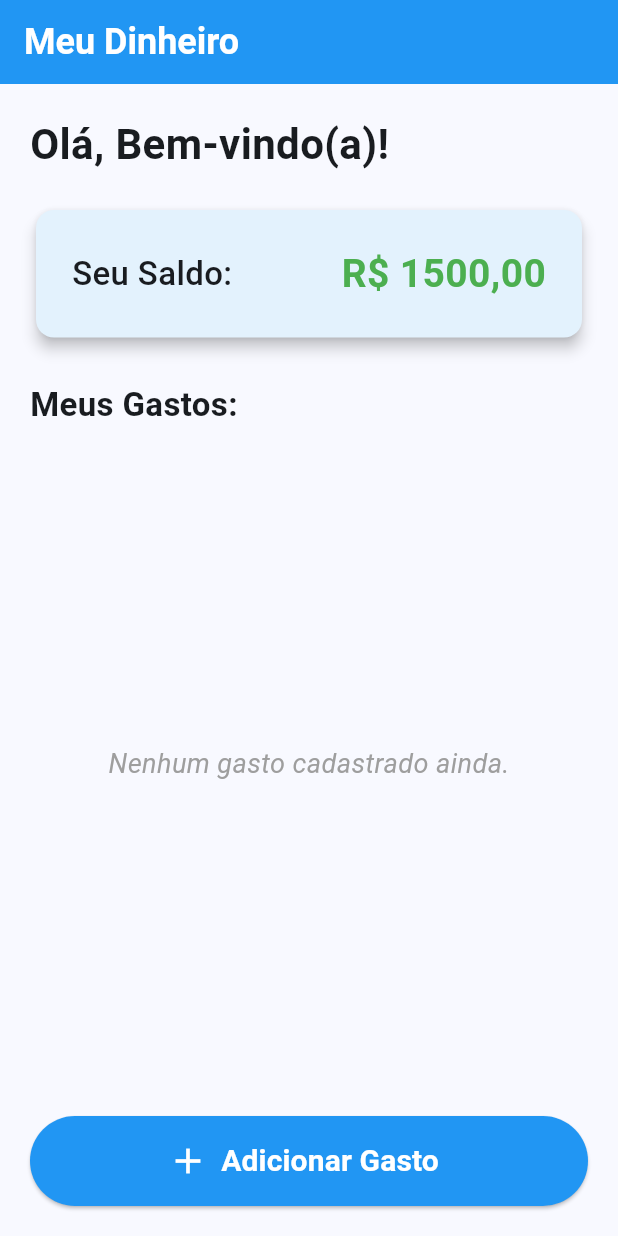
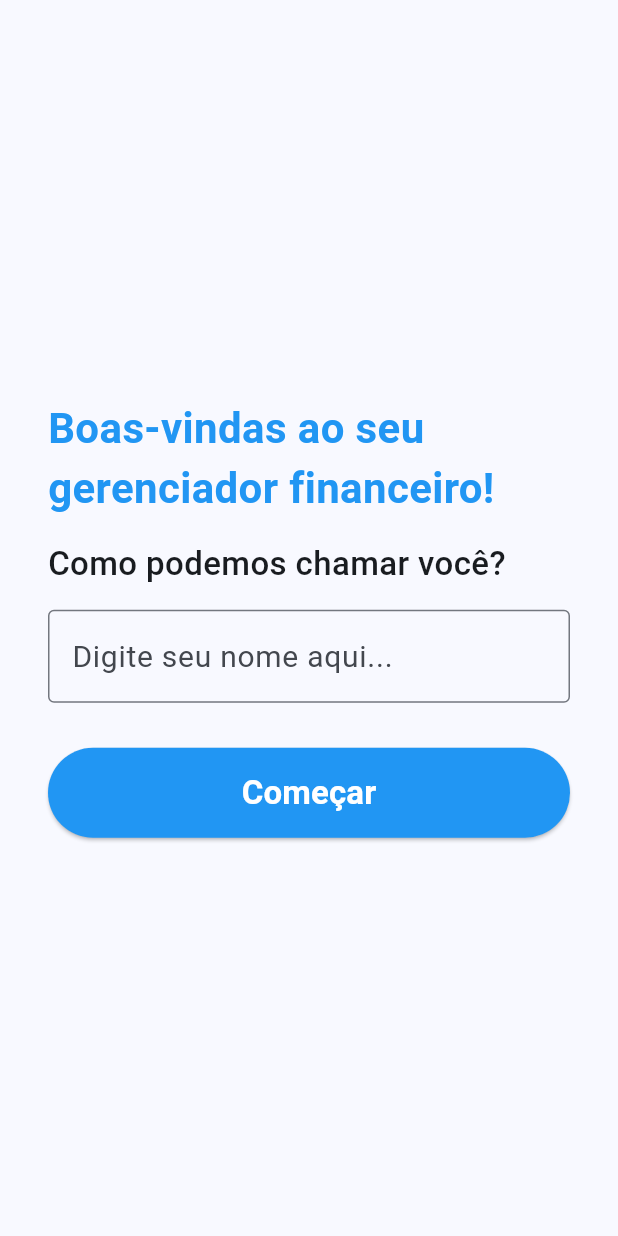
Before and after one commit to FLDM08/Finance-app, a Flutter app: the screen it shows after launch, on a phone screen of 412 x 824 dp. Run offline on Flutter 3.47's test engine with Material 3 defaults, Android fonts, the phone set to English and light mode, and no system bars; our stand-ins replace shared_preferences.

```diff
--- a/Finance_app/lib/main.dart
+++ b/Finance_app/lib/main.dart
@@ -1,19 +1,30 @@
 import 'package:flutter/material.dart';
+import 'package:shared_preferences/shared_preferences.dart';
 
-void main() {
-  runApp(const AccessibleFinanceApp());
+void main() async {
+  // Ensures engine services (like local storage device interfaces) are ready before running the app
+  WidgetsFlutterBinding.ensureInitialized();
+
+  // Initializes SharedPreferences and fetches persistent username if available
+  final prefs = await SharedPreferences.getInstance();
+  final String? savedUsername = prefs.getString('username_key');
+
+  runApp(AccessibleFinanceApp(username: savedUsername));
 }
 
-// Data model representing an expense entry
+// Data model representing an expense entry with timestamp details
 class Expense {
   final String name;
   final double amount;
+  final DateTime date;
 
-  Expense({required this.name, required this.amount});
+  Expense({required this.name, required this.amount, required this.date});
 }
 
 class AccessibleFinanceApp extends StatelessWidget {
-  const AccessibleFinanceApp({super.key});
+  final String? username; // Passed down from initial async main thread lifecycle
+
+  const AccessibleFinanceApp({super.key, this.username});
 
   @override
   Widget build(BuildContext context) {
@@ -24,20 +35,105 @@ class AccessibleFinanceApp extends StatelessWidget {
         colorScheme: ColorScheme.fromSeed(seedColor: Colors.blue),
         useMaterial3: true,
       ),
-      home: const MainScreen(),
+      // Routine evaluation: Decides whether to onboarding flow or direct system routing
+      home: username == null ? const OnboardingScreen() : MainScreen(username: username!),
+    );
+  }
+}
+
+// Onboarding flow view to secure profile initialization on first boot
+class OnboardingScreen extends StatefulWidget {
+  const OnboardingScreen({super.key});
+
+  @override
+  State<OnboardingScreen> createState() => _OnboardingScreenState();
+}
+
+class _OnboardingScreenState extends State<OnboardingScreen> {
+  final TextEditingController usernameController = TextEditingController();
+
+  void saveProfile() async {
+    String username = usernameController.text.trim();
+    if (username.isEmpty) {
+      ScaffoldMessenger.of(context).showSnackBar(
+        const SnackBar(
+          backgroundColor: Colors.redAccent,
+          content: Text('Por favor, digite seu nome.', style: TextStyle(fontSize: 18, fontWeight: FontWeight.bold)),
+        ),
+      );
+      return;
+    }
+
+    // Persists the primitive data block securely within local preferences
+    final prefs = await SharedPreferences.getInstance();
+    await prefs.setString('username_key', username);
+
+    // Forces persistent page routing avoiding backtracking stack vulnerabilities
+    if (mounted) {
+      Navigator.pushReplacement(
+        context,
+        MaterialPageRoute(builder: (context) => MainScreen(username: username)),
+      );
+    }
+  }
+
+  @override
+  Widget build(BuildContext context) {
+    return Scaffold(
+      body: Padding(
+        padding: const EdgeInsets.all(32.0),
+        child: Column(
+          mainAxisAlignment: MainAxisAlignment.center,
+          crossAxisAlignment: CrossAxisAlignment.start,
+          children: [
+            const Text(
+              'Boas-vindas ao seu gerenciador financeiro!',
+              style: TextStyle(fontSize: 28, fontWeight: FontWeight.bold, color: Colors.blue),
+            ),
+            const SizedBox(height: 15),
+            const Text(
+              'Como podemos chamar você?',
+              style: TextStyle(fontSize: 22, fontWeight: FontWeight.w500),
+            ),
+            const SizedBox(height: 15),
+            TextField(
+              controller: usernameController,
+              style: const TextStyle(fontSize: 20),
+              decoration: const InputDecoration(
+                border: OutlineInputBorder(),
+                hintText: 'Digite seu nome aqui...',
+              ),
+            ),
+            const SizedBox(height: 30),
+            SizedBox(
+              width: double.infinity,
+              height: 60,
+              child: ElevatedButton(
+                onPressed: saveProfile,
+                style: ElevatedButton.styleFrom(
+                  backgroundColor: Colors.blue,
+                  foregroundColor: Colors.white,
+                ),
+                child: const Text('Começar', style: TextStyle(fontSize: 22, fontWeight: FontWeight.bold)),
+              ),
+            ),
+          ],
+        ),
+      ),
     );
   }
 }
 
 class MainScreen extends StatefulWidget {
-  const MainScreen({super.key});
+  final String username;
+
+  const MainScreen({super.key, required this.username});
 
   @override
   State<MainScreen> createState() => _MainScreenState();
 }
 
 class _MainScreenState extends State<MainScreen> {
-  // Mock initial balance
   double balance = 1500.00;
   List<Expense> expenseHistory = [];
 
@@ -56,13 +152,12 @@ class _MainScreenState extends State<MainScreen> {
         child: Column(
           crossAxisAlignment: CrossAxisAlignment.start,
           children: [
-            const Text(
-              'Olá, Bem-vindo(a)!',
-              style: TextStyle(fontSize: 28, fontWeight: FontWeight.bold),
+            Text(
+              'Olá, ${widget.username}!',
+              style: const TextStyle(fontSize: 28, fontWeight: FontWeight.bold),
             ),
             const SizedBox(height: 20),
 
-            // Balance display card
             Card(
               elevation: 4,
               color: Colors.blue.shade50,
@@ -91,7 +186,6 @@ class _MainScreenState extends State<MainScreen> {
             ),
             const SizedBox(height: 10),
 
-            // Dynamic expense tracker list
             Expanded(
               child: expenseHistory.isEmpty
                   ? const Center(
@@ -104,6 +198,10 @@ class _MainScreenState extends State<MainScreen> {
                       itemCount: expenseHistory.length,
                       itemBuilder: (context, index) {
                         final item = expenseHistory[index];
+                        String day = item.date.day.toString().padLeft(2, '0');
+                        String month = item.date.month.toString().padLeft(2, '0');
+                        String formattedDate = "$day/$month";
+
                         return Card(
                           margin: const EdgeInsets.symmetric(vertical: 6.0),
                           child: ListTile(
@@ -114,6 +212,10 @@ class _MainScreenState extends State<MainScreen> {
                             title: Text(
                               item.name,
                               style: const TextStyle(fontSize: 20, fontWeight: FontWeight.bold),
+                            ),
+                            subtitle: Text(
+                              "Adicionado em $formattedDate",
+                              style: const TextStyle(fontSize: 16, color: Colors.grey),
                             ),
                             trailing: Text(
                               '- R\$ ${item.amount.toStringAsFixed(2).replaceAll('.', ',')}',
@@ -126,7 +228,6 @@ class _MainScreenState extends State<MainScreen> {
             ),
             const SizedBox(height: 20),
 
-            // Navigation button to launch the expense creation form
             SizedBox(
               width: double.infinity,
               height: 60,
@@ -137,7 +238,6 @@ class _MainScreenState extends State<MainScreen> {
                     MaterialPageRoute(builder: (context) => const FormScreen()),
                   );
 
-                  // Update application state if a valid Expense object is returned
                   if (result != null && result is Expense) {
                     setState(() {
                       balance = balance - result.amount;
@@ -222,11 +322,9 @@ class FormScreen extends StatelessWidget {
               height: 60,
               child: ElevatedButton(
                 onPressed: () {
-                  // Parses local text format safely into numeric double data type
                   double? parsedAmount = double.tryParse(amountController.text.replaceAll(',', '.'));
                   String parsedName = nameController.text.trim().isEmpty ? "Gasto Geral" : nameController.text;
 
-                  // Form validation logic to avoid corrupted states or zero values
                   if (parsedAmount == null || parsedAmount <= 0) {
                     ScaffoldMessenger.of(context).showSnackBar(
                       const SnackBar(
@@ -239,10 +337,9 @@ class FormScreen extends StatelessWidget {
                       ),
                     );
                   } else {
-                    // Pops the route stack returning the configured object
                     Navigator.pop(
                       context,
-                      Expense(name: parsedName, amount: parsedAmount),
+                      Expense(name: parsedName, amount: parsedAmount, date: DateTime.now()),
                     );
                   }
                 },
--- a/Finance_app/pubspec.yaml
+++ b/Finance_app/pubspec.yaml
@@ -34,6 +34,7 @@ dependencies:
   # The following adds the Cupertino Icons font to your application.
   # Use with the CupertinoIcons class for iOS style icons.
   cupertino_icons: ^1.0.8
+  shared_preferences: ^2.5.5
 
 dev_dependencies:
   flutter_test:
```
Also changed, not shown: Finance_app/pubspec.lock, 1 other file.
